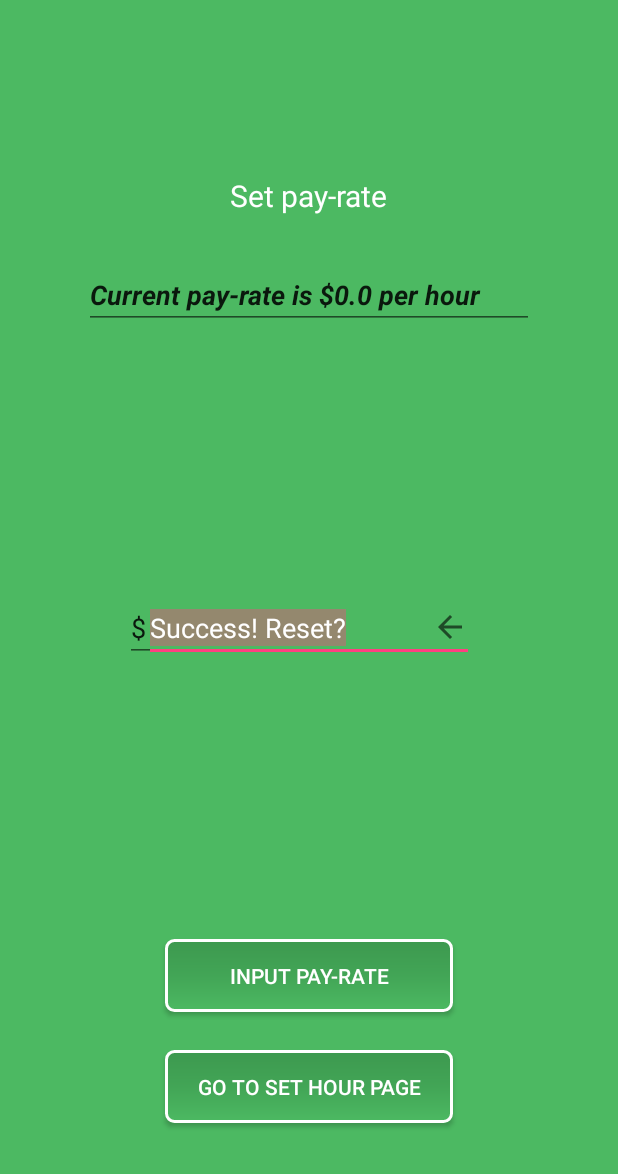
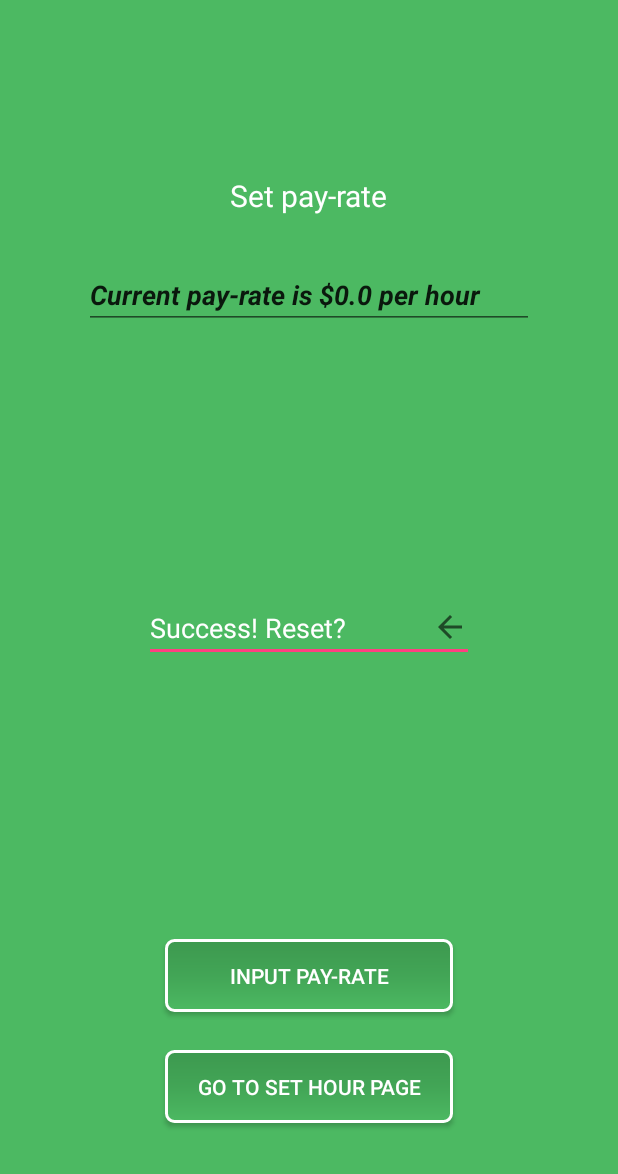
Before and after one commit to AllTheWage/AndroidAllTheWage, an Android app: the set_pay_rate screen opened directly, with no data from a screen before it, after a tap on "INPUT PAY-RATE", on a phone screen of 412 x 824 dp, the part 62-1236 px from its top. Run offline under Robolectric (Android 15) with nearby library versions, the phone set to English and light mode, and no system bars; 1 statement that could not run was skipped.

Commit message:
Minor adjustments to Set Hour and Set PayRate
Changed some syntax, comments, and reselection after input.

```diff
--- a/AllTheWage/app/src/main/java/com/example/alex/allthewage/set_hours.java
+++ b/AllTheWage/app/src/main/java/com/example/alex/allthewage/set_hours.java
@@ -19,12 +19,13 @@ import android.widget.TextView;
  * List of things to work on:
  *      - Limit input value for only numbers (hoping to be able to assign specific keyboard instead)
  *      - Add exception for null value input click
- *      - Alignment of title
+ *      - Limit input to 2 decimal places
+ *      - Remove the "hour" and "hours" distinction?
  *      - Getting and saving current hour/rate from "employee profile"
  *      - Change onCreate text for currentHourText to display current hour initially, 0 if nothing
  *      - Maybe include a "current rate"
  *      - Remove the underline in currentHourText
- *      - Change reselect method when clicked
+ *      - Integrate Firebase
  */
 
 public class set_hours extends AppCompatActivity {
@@ -33,6 +34,7 @@ public class set_hours extends AppCompatActivity {
     TextView currentHourDisplayText;
     EditText enterHourText;
 
+    // Get Functions
     double getHours(){
         return hours;
     }
@@ -50,18 +52,19 @@ public class set_hours extends AppCompatActivity {
         currentHourDisplayText = (TextView) findViewById(R.id.currentHourDisplayText);
         enterHourText = (EditText) findViewById(R.id.enterRateText);
 
+        // Listeners
         Button inputHourButton = (Button) findViewById(R.id.inputHoursButton);
         inputHourButton.setOnClickListener(new View.OnClickListener() {
             @Override
             public void onClick(View v) {
                 hours = Double.parseDouble(enterHourText.getText().toString());
-
+                // Change text after input
                 if(hours == 1.0)
                     currentHourDisplayText.setText("Current set hours is " + hours + " hour");
                 else
                     currentHourDisplayText.setText("Current set hours is " + hours + " hours");
-                enterHourText.setText("Success! Reset?");
-                enterHourText.selectAll(); //Current way of reselecting but pref figuring out a dif way
+                enterHourText.setHint("Success! Reset?");
+                enterHourText.setText("");
             }
         });
 
--- a/AllTheWage/app/src/main/java/com/example/alex/allthewage/set_pay_rate.java
+++ b/AllTheWage/app/src/main/java/com/example/alex/allthewage/set_pay_rate.java
@@ -17,15 +17,14 @@ import android.widget.TextView;
  * Modified by Jamine Guo on 11/5/2017
  *
  * List of things to work on:
- *      - Check for xml alignment once login for me works
  *      - Limit input value for only numbers (hoping to be able to assign specific keyboard instead)
  *      - Add exception for null value input click
- *      - Alignment of title
+ *      - Limit input to 2 decimal places
  *      - Getting and saving current hour/rate from "employee profile"
  *      - Change onCreate text for currentRateText to display current rate initially, 0 if nothing
  *      - Maybe include a "current hour"
  *      - Remove the underline in currentRateText
- *      - Change reselect method when clicked
+ *      - Integrate Firebase
  */
 
 public class set_pay_rate extends AppCompatActivity {
@@ -34,6 +33,7 @@ public class set_pay_rate extends AppCompatActivity {
     TextView currentRateDisplayText;
     EditText enterRateText;
 
+    // Get Functions
     double getPayRate(){ return payRate; }
 
     @Override
@@ -50,15 +50,16 @@ public class set_pay_rate extends AppCompatActivity {
         currentRateDisplayText = (TextView) findViewById(R.id.currentRateDisplayText);
         enterRateText = (EditText) findViewById(R.id.enterRateText);
 
+        // Listeners
         Button inputRatesButton = (Button) findViewById(R.id.inputRatesButton);
         inputRatesButton.setOnClickListener(new View.OnClickListener() {
             @Override
             public void onClick(View v) {
                 payRate = Double.parseDouble(enterRateText.getText().toString());
-
+                // Change text after input
                 currentRateDisplayText.setText("Current pay-rate is $" + payRate + " per hour");
-                enterRateText.setText("Success! Reset?");
-                enterRateText.selectAll(); //Current way of reselecting but pref figuring out a dif way
+                enterRateText.setHint("Success! Reset?");
+                enterRateText.setText("");
             }
         });
 
--- a/AllTheWage/app/src/main/res/layout/set_pay_rate.xml
+++ b/AllTheWage/app/src/main/res/layout/set_pay_rate.xml
@@ -64,9 +64,10 @@
             android:width="220dp"
             android:drawableRight="?attr/actionModeCloseDrawable"
             android:ems="10"
-            android:hint="Enter Number of Hours"
+            android:hint="Enter Rate ($) per Hour"
             android:inputType="numberDecimal"
             android:paddingTop="50dp"
+            android:selectAllOnFocus="true"
             android:textColor="#ffffffff"
             android:textColorHint="#ffffffff" />
 
@@ -82,20 +83,6 @@
             android:text="Current set rate is ..."
             android:textStyle="bold|italic" />
 
-        <EditText
-            android:id="@+id/editText"
-            android:layout_width="wrap_content"
-            android:layout_height="wrap_content"
-            android:layout_alignBaseline="@+id/enterRateText"
-            android:layout_alignBottom="@+id/enterRateText"
-            android:layout_alignParentLeft="false"
-            android:layout_alignParentRight="false"
-            android:layout_toLeftOf="@+id/enterRateText"
-            android:layout_toStartOf="@+id/enterRateText"
-            android:width="15dp"
-            android:ems="10"
-            android:inputType="textPersonName"
-            android:text="$" />
     </RelativeLayout>
 
 </LinearLayout>
```
